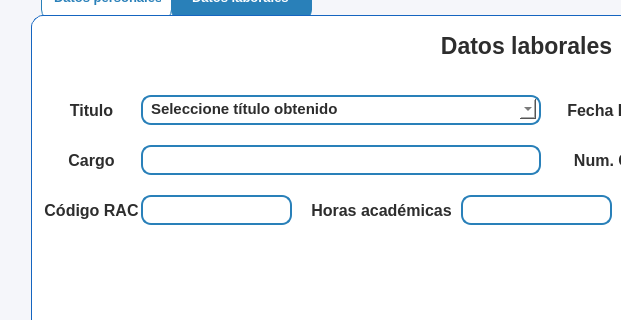
The window that resources/ui/registro_emple.ui (Proyecto-Uptjaa/Proyecto_SIRA) describes before a commit, drawn with Qt 5; both pictures show x 0 to 621 and y 126 to 446 of the 1000 by 600 pixel window.
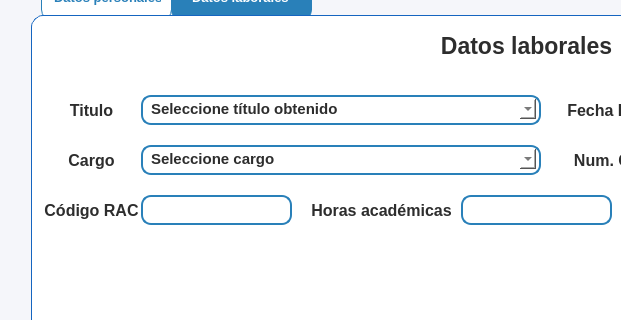
The same window after the commit. The open tabs and pages were chosen to show the change. Icons and pictures are not drawn.

Commit message: fix: lneCargo a cbx

Diff of the .ui file:
```diff
--- a/resources/ui/registro_emple.ui
+++ b/resources/ui/registro_emple.ui
@@ -1282,51 +1282,6 @@
             <set>Qt::AlignmentFlag::AlignCenter</set>
            </property>
           </widget>
-          <widget class="QLineEdit" name="lneCargo_reg_emple">
-           <property name="geometry">
-            <rect>
-             <x>100</x>
-             <y>120</y>
-             <width>400</width>
-             <height>30</height>
-            </rect>
-           </property>
-           <property name="minimumSize">
-            <size>
-             <width>400</width>
-             <height>30</height>
-            </size>
-           </property>
-           <property name="maximumSize">
-            <size>
-             <width>400</width>
-             <height>30</height>
-            </size>
-           </property>
-           <property name="font">
-            <font>
-             <family>Segoe UI</family>
-             <pointsize>12</pointsize>
-            </font>
-           </property>
-           <property name="styleSheet">
-            <string notr="true">QLineEdit {
-    border: 2px solid #2980b9;
-    border-radius: 10px;
-    padding: 3px 8px;
-    background-color: white;
-}</string>
-           </property>
-           <property name="text">
-            <string/>
-           </property>
-           <property name="alignment">
-            <set>Qt::AlignmentFlag::AlignLeading|Qt::AlignmentFlag::AlignLeft|Qt::AlignmentFlag::AlignVCenter</set>
-           </property>
-           <property name="placeholderText">
-            <string/>
-           </property>
-          </widget>
           <widget class="QLabel" name="lblStudent_fechaNac_repre">
            <property name="geometry">
             <rect>
@@ -1691,6 +1646,92 @@
             <string/>
            </property>
           </widget>
+          <widget class="QFrame" name="frmTitulo_emple_2">
+           <property name="geometry">
+            <rect>
+             <x>100</x>
+             <y>120</y>
+             <width>400</width>
+             <height>30</height>
+            </rect>
+           </property>
+           <property name="minimumSize">
+            <size>
+             <width>400</width>
+             <height>30</height>
+            </size>
+           </property>
+           <property name="maximumSize">
+            <size>
+             <width>400</width>
+             <height>30</height>
+            </size>
+           </property>
+           <property name="styleSheet">
+            <string notr="true">QFrame{
+	background-color: white;
+	border: 2px solid #2980b9;
+	border-radius: 10px;
+}
+QComboBox QAbstractItemView {
+    border: 1px solid #ccc;
+    border-radius: 5px;
+    background-color: white;
+    color: #333;
+}
+</string>
+           </property>
+           <property name="frameShape">
+            <enum>QFrame::Shape::StyledPanel</enum>
+           </property>
+           <property name="frameShadow">
+            <enum>QFrame::Shadow::Raised</enum>
+           </property>
+           <widget class="QComboBox" name="cbxCargo_reg_emple">
+            <property name="geometry">
+             <rect>
+              <x>5</x>
+              <y>4</y>
+              <width>390</width>
+              <height>20</height>
+             </rect>
+            </property>
+            <property name="minimumSize">
+             <size>
+              <width>390</width>
+              <height>0</height>
+             </size>
+            </property>
+            <property name="maximumSize">
+             <size>
+              <width>390</width>
+              <height>30</height>
+             </size>
+            </property>
+            <property name="font">
+             <font>
+              <family>Segoe UI</family>
+              <pointsize>11</pointsize>
+              <bold>true</bold>
+             </font>
+            </property>
+            <property name="styleSheet">
+             <string notr="true">background-color: white;
+border: transparent;</string>
+            </property>
+            <property name="iconSize">
+             <size>
+              <width>10</width>
+              <height>10</height>
+             </size>
+            </property>
+            <item>
+             <property name="text">
+              <string>Seleccione cargo</string>
+             </property>
+            </item>
+           </widget>
+          </widget>
          </widget>
         </widget>
        </item>
```
Left out of the diff: 2 changed lines with no effect on the pictures.
